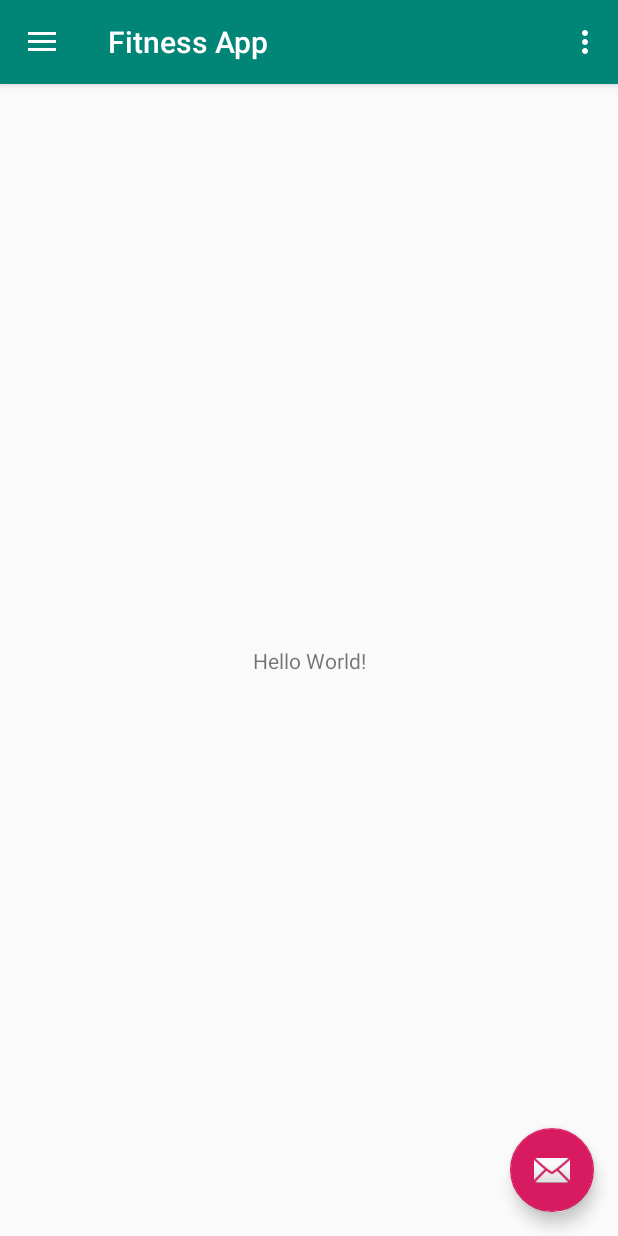
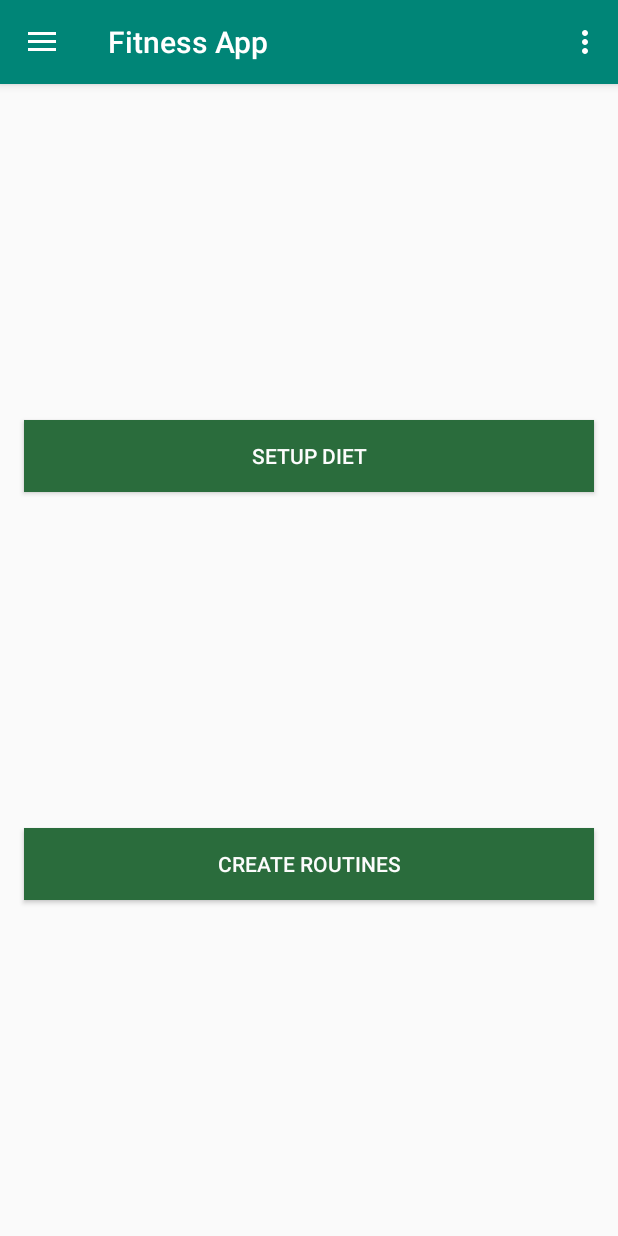
Before and after one commit to Deakyu/fitness-app, an Android app: the MainActivity screen opened directly, with no data from a screen before it, on a phone screen of 412 x 824 dp. Run offline under Robolectric (Android 15) with nearby library versions, the phone set to English and light mode, and no system bars.

Commit message:
HomeActivity UI setup with drawer and two buttons

```diff
--- /dev/null
+++ b/app/src/main/res/drawable/ic_fitness_center_black_24dp.xml
@@ -0,0 +1,9 @@
+<vector xmlns:android="http://schemas.android.com/apk/res/android"
+        android:width="24dp"
+        android:height="24dp"
+        android:viewportWidth="24.0"
+        android:viewportHeight="24.0">
+    <path
+        android:fillColor="#FF000000"
+        android:pathData="M20.57,14.86L22,13.43 20.57,12 17,15.57 8.43,7 12,3.43 10.57,2 9.14,3.43 7.71,2 5.57,4.14 4.14,2.71 2.71,4.14l1.43,1.43L2,7.71l1.43,1.43L2,10.57 3.43,12 7,8.43 15.57,17 12,20.57 13.43,22l1.43,-1.43L16.29,22l2.14,-2.14 1.43,1.43 1.43,-1.43 -1.43,-1.43L22,16.29z"/>
+</vector>
--- /dev/null
+++ b/app/src/main/res/drawable/ic_local_dining_black_24dp.xml
@@ -0,0 +1,9 @@
+<vector xmlns:android="http://schemas.android.com/apk/res/android"
+        android:width="24dp"
+        android:height="24dp"
+        android:viewportWidth="24.0"
+        android:viewportHeight="24.0">
+    <path
+        android:fillColor="#FF000000"
+        android:pathData="M8.1,13.34l2.83,-2.83L3.91,3.5c-1.56,1.56 -1.56,4.09 0,5.66l4.19,4.18zM14.88,11.53c1.53,0.71 3.68,0.21 5.27,-1.38 1.91,-1.91 2.28,-4.65 0.81,-6.12 -1.46,-1.46 -4.2,-1.1 -6.12,0.81 -1.59,1.59 -2.09,3.74 -1.38,5.27L3.7,19.87l1.41,1.41L12,14.41l6.88,6.88 1.41,-1.41L13.41,13l1.47,-1.47z"/>
+</vector>
--- /dev/null
+++ b/app/src/main/res/drawable/ic_person_black_24dp.xml
@@ -0,0 +1,9 @@
+<vector xmlns:android="http://schemas.android.com/apk/res/android"
+        android:width="24dp"
+        android:height="24dp"
+        android:viewportWidth="24.0"
+        android:viewportHeight="24.0">
+    <path
+        android:fillColor="#FF000000"
+        android:pathData="M12,12c2.21,0 4,-1.79 4,-4s-1.79,-4 -4,-4 -4,1.79 -4,4 1.79,4 4,4zM12,14c-2.67,0 -8,1.34 -8,4v2h16v-2c0,-2.66 -5.33,-4 -8,-4z"/>
+</vector>
--- a/app/src/main/res/layout/app_bar_main.xml
+++ b/app/src/main/res/layout/app_bar_main.xml
@@ -22,12 +22,4 @@
 
     <include layout="@layout/content_main" />
 
-    <android.support.design.widget.FloatingActionButton
-        android:id="@+id/fab"
-        android:layout_width="wrap_content"
-        android:layout_height="wrap_content"
-        android:layout_gravity="bottom|end"
-        android:layout_margin="@dimen/fab_margin"
-        app:srcCompat="@android:drawable/ic_dialog_email" />
-
 </android.support.design.widget.CoordinatorLayout>
--- a/app/src/main/res/layout/content_main.xml
+++ b/app/src/main/res/layout/content_main.xml
@@ -8,13 +8,32 @@
     tools:context=".MainActivity"
     tools:showIn="@layout/app_bar_main">
 
-    <TextView
-        android:layout_width="wrap_content"
+    <Button
+        android:id="@+id/button_setup_diet"
+        android:layout_width="fill_parent"
         android:layout_height="wrap_content"
-        android:text="Hello World!"
-        app:layout_constraintBottom_toBottomOf="parent"
+        android:layout_marginLeft="@dimen/activity_horizontal_margin"
+        android:layout_marginRight="@dimen/activity_horizontal_margin"
+        android:background="@color/darkGreen"
+        android:text="@string/setup_diet_string"
+        android:textColor="@color/colorWhite"
+        app:layout_constraintTop_toTopOf="parent"
         app:layout_constraintLeft_toLeftOf="parent"
         app:layout_constraintRight_toRightOf="parent"
-        app:layout_constraintTop_toTopOf="parent" />
+        app:layout_constraintBottom_toTopOf="@id/button_create_routines"/>
+
+    <Button
+        android:id="@+id/button_create_routines"
+        android:layout_width="fill_parent"
+        android:layout_height="wrap_content"
+        android:layout_marginLeft="@dimen/activity_horizontal_margin"
+        android:layout_marginRight="@dimen/activity_horizontal_margin"
+        android:background="@color/darkGreen"
+        android:text="@string/create_routines_string"
+        android:textColor="@color/colorWhite"
+        app:layout_constraintTop_toBottomOf="@id/button_setup_diet"
+        app:layout_constraintLeft_toLeftOf="parent"
+        app:layout_constraintRight_toRightOf="parent"
+        app:layout_constraintBottom_toBottomOf="parent"/>
 
 </android.support.constraint.ConstraintLayout>
--- a/app/src/main/res/menu/activity_main_drawer.xml
+++ b/app/src/main/res/menu/activity_main_drawer.xml
@@ -5,34 +5,17 @@
 
     <group android:checkableBehavior="single">
         <item
-            android:id="@+id/nav_camera"
-            android:icon="@drawable/ic_menu_camera"
-            android:title="Import" />
+            android:id="@+id/nav_diets"
+            android:icon="@drawable/ic_local_dining_black_24dp"
+            android:title="@string/nav_diet_string" />
         <item
-            android:id="@+id/nav_gallery"
-            android:icon="@drawable/ic_menu_gallery"
-            android:title="Gallery" />
+            android:id="@+id/nav_workouts"
+            android:icon="@drawable/ic_fitness_center_black_24dp"
+            android:title="@string/nav_workout_string" />
         <item
-            android:id="@+id/nav_slideshow"
-            android:icon="@drawable/ic_menu_slideshow"
-            android:title="Slideshow" />
-        <item
-            android:id="@+id/nav_manage"
-            android:icon="@drawable/ic_menu_manage"
-            android:title="Tools" />
+            android:id="@+id/nav_profile"
+            android:icon="@drawable/ic_person_black_24dp"
+            android:title="@string/nav_profile_string" />
     </group>
 
-    <item android:title="Communicate">
-        <menu>
-            <item
-                android:id="@+id/nav_share"
-                android:icon="@drawable/ic_menu_share"
-                android:title="Share" />
-            <item
-                android:id="@+id/nav_send"
-                android:icon="@drawable/ic_menu_send"
-                android:title="Send" />
-        </menu>
-    </item>
-
 </menu>
--- a/app/src/main/res/values/colors.xml
+++ b/app/src/main/res/values/colors.xml
@@ -3,4 +3,10 @@
     <color name="colorPrimary">#008577</color>
     <color name="colorPrimaryDark">#00574B</color>
     <color name="colorAccent">#D81B60</color>
+
+    <color name="brightGreen">#33AE32</color>
+    <color name="lightGreen">#9EDB9F</color>
+    <color name="darkGreen">#2A6C3C</color>
+    <color name="colorWhite">#FCFCFC</color>
+    <color name="colorDark">#021E02</color>
 </resources>
--- a/app/src/main/res/values/dimens.xml
+++ b/app/src/main/res/values/dimens.xml
@@ -2,7 +2,8 @@
     <!-- Default screen margins, per the Android Design guidelines. -->
     <dimen name="activity_horizontal_margin">16dp</dimen>
     <dimen name="activity_vertical_margin">16dp</dimen>
-    <dimen name="nav_header_vertical_spacing">8dp</dimen>
+    <dimen name="nav_header_vertical_spacing">32dp</dimen>
     <dimen name="nav_header_height">176dp</dimen>
     <dimen name="fab_margin">16dp</dimen>
+    <dimen name="text_medium">22sp</dimen>
 </resources>
--- a/app/src/main/res/values/strings.xml
+++ b/app/src/main/res/values/strings.xml
@@ -29,6 +29,14 @@
         completions."
     </string>
 
+    <!-- Navigation Header -->
+    <string name="nav_diet_string">Diets</string>
+    <string name="nav_workout_string">Workouts</string>
+    <string name="nav_profile_string">Profile</string>
+    <!-- MainActivity -->
+    <string name="setup_diet_string">Setup Diet</string>
+    <string name="create_routines_string">Create Routines</string>
+
     <string-array name="gender_array">
         <item>Man</item>
         <item>Woman</item>
```
Also changed, not shown: app/src/main/java/com/example/deakyu/fitnessapp/MainActivity.kt (+3 -23 lines), app/src/main/res/layout/nav_header_main.xml (+13 -13 lines).
